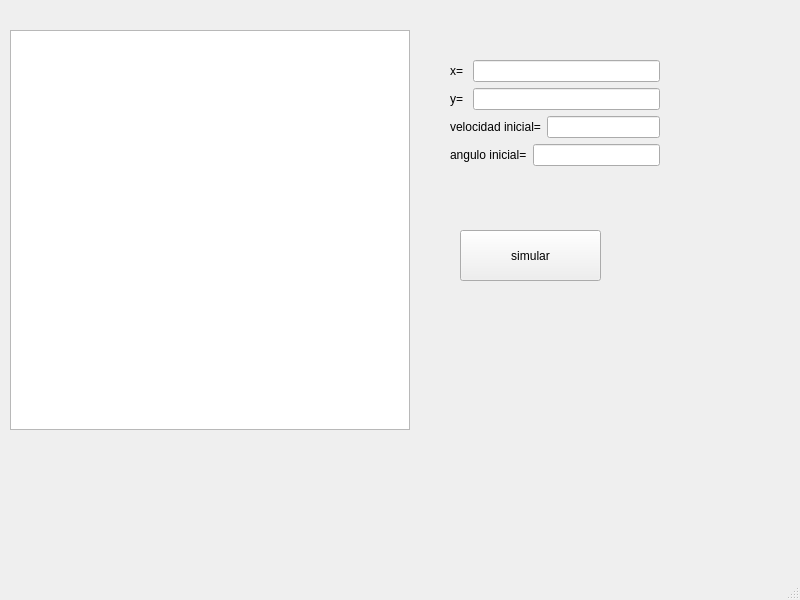
Before: the Qt Designer form mainwindow.ui in jdanielgonzalez/parcial_Final, drawn with Qt 5.
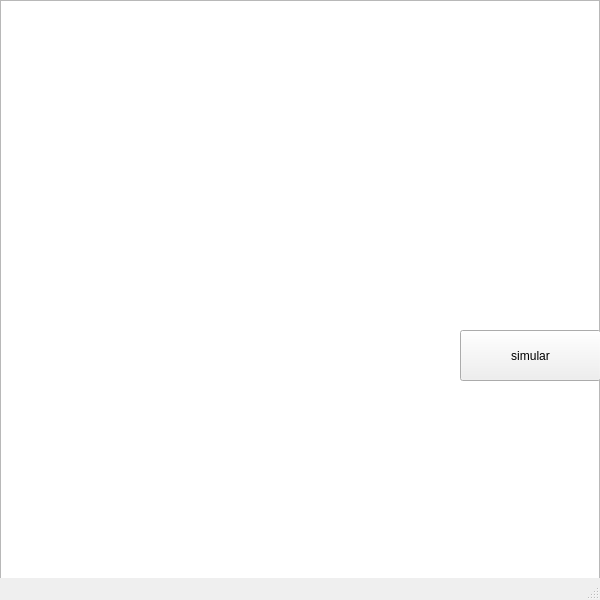
After: the same form once the commit is applied.

Diff of the .ui file:
```diff
--- a/mainwindow.ui
+++ b/mainwindow.ui
@@ -6,7 +6,7 @@
    <rect>
     <x>0</x>
     <y>0</y>
-    <width>800</width>
+    <width>600</width>
     <height>600</height>
    </rect>
   </property>
@@ -17,10 +17,10 @@
    <widget class="QGraphicsView" name="graphicsView">
     <property name="geometry">
      <rect>
-      <x>10</x>
-      <y>30</y>
-      <width>400</width>
-      <height>400</height>
+      <x>0</x>
+      <y>0</y>
+      <width>600</width>
+      <height>600</height>
      </rect>
     </property>
     <property name="verticalScrollBarPolicy">
@@ -34,7 +34,7 @@
     <property name="geometry">
      <rect>
       <x>460</x>
-      <y>230</y>
+      <y>330</y>
       <width>141</width>
       <height>51</height>
      </rect>
@@ -43,74 +43,6 @@
      <string>simular</string>
     </property>
    </widget>
-   <widget class="QWidget" name="layoutWidget">
-    <property name="geometry">
-     <rect>
-      <x>450</x>
-      <y>60</y>
-      <width>210</width>
-      <height>108</height>
-     </rect>
-    </property>
-    <layout class="QVBoxLayout" name="verticalLayout">
-     <item>
-      <layout class="QHBoxLayout" name="horizontalLayout">
-       <item>
-        <widget class="QLabel" name="label">
-         <property name="text">
-          <string>x= </string>
-         </property>
-        </widget>
-       </item>
-       <item>
-        <widget class="QLineEdit" name="posx"/>
-       </item>
-      </layout>
-     </item>
-     <item>
-      <layout class="QHBoxLayout" name="horizontalLayout_2">
-       <item>
-        <widget class="QLabel" name="label_2">
-         <property name="text">
-          <string>y= </string>
-         </property>
-        </widget>
-       </item>
-       <item>
-        <widget class="QLineEdit" name="posy"/>
-       </item>
-      </layout>
-     </item>
-     <item>
-      <layout class="QHBoxLayout" name="horizontalLayout_3">
-       <item>
-        <widget class="QLabel" name="label_3">
-         <property name="text">
-          <string>velocidad inicial=</string>
-         </property>
-        </widget>
-       </item>
-       <item>
-        <widget class="QLineEdit" name="velocidadinicial"/>
-       </item>
-      </layout>
-     </item>
-     <item>
-      <layout class="QHBoxLayout" name="horizontalLayout_4">
-       <item>
-        <widget class="QLabel" name="label_4">
-         <property name="text">
-          <string>angulo inicial=</string>
-         </property>
-        </widget>
-       </item>
-       <item>
-        <widget class="QLineEdit" name="anguloinicial"/>
-       </item>
-      </layout>
-     </item>
-    </layout>
-   </widget>
   </widget>
   <widget class="QMenuBar" name="menubar">
    <property name="geometry">
```
Left out of the diff: 2 changed lines with no effect on the pictures.
